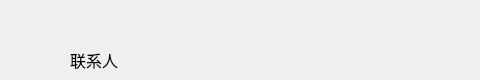
HcashOrg/hx-indicator, file contact/ContactBriefWidget.ui: the form before one commit; both pictures show x 0 to 480 and y 0 to 80 of the 770 by 80 pixel window.
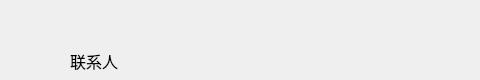
The form after the commit.

The edit to the form file:
```diff
--- a/contact/ContactBriefWidget.ui
+++ b/contact/ContactBriefWidget.ui
@@ -19,7 +19,7 @@
      <x>70</x>
      <y>50</y>
      <width>91</width>
-     <height>20</height>
+     <height>22</height>
     </rect>
    </property>
    <property name="font">
```
